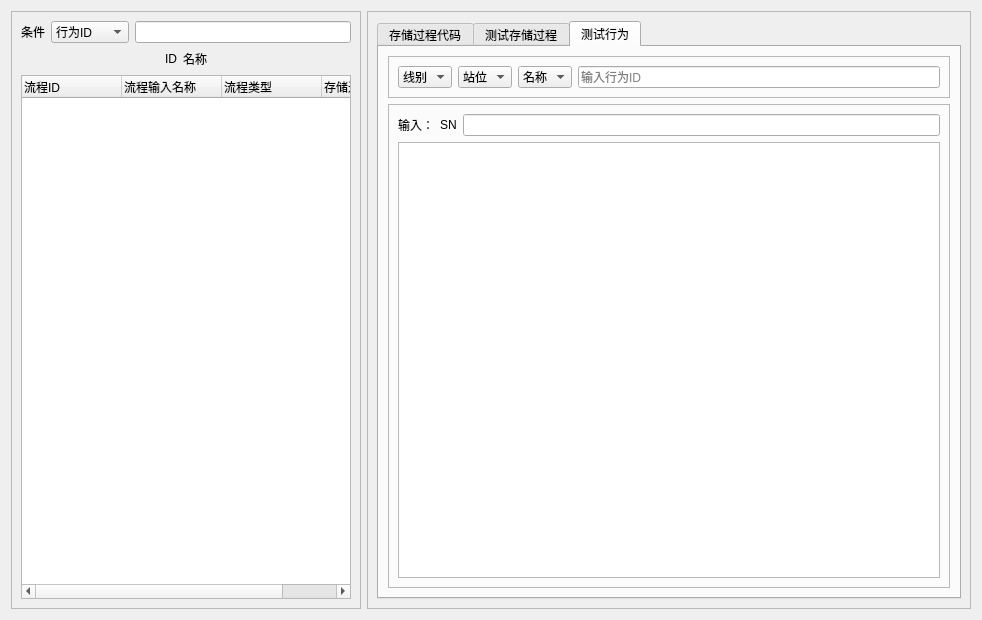
Qt form Sajet/tgsgroup.ui (Varlike0013/OracleQtMES) before a commit.
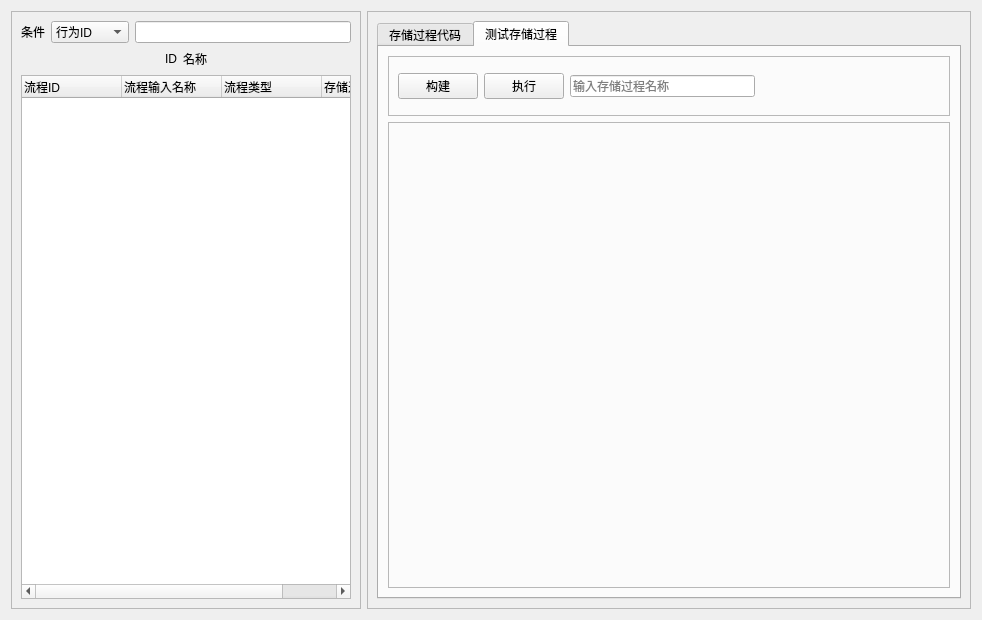
The same form after that commit.

The edit to the form file:
```diff
--- a/Sajet/tgsgroup.ui
+++ b/Sajet/tgsgroup.ui
@@ -152,7 +152,7 @@
       <item>
        <widget class="QTabWidget" name="tabWidget">
         <property name="currentIndex">
-         <number>2</number>
+         <number>1</number>
         </property>
         <widget class="QWidget" name="tab">
          <property name="accessibleName">
@@ -241,101 +241,6 @@
           </item>
          </layout>
         </widget>
-        <widget class="QWidget" name="tab_2">
-         <attribute name="title">
-          <string>测试行为</string>
-         </attribute>
-         <layout class="QVBoxLayout" name="verticalLayout_7">
-          <item>
-           <widget class="QFrame" name="frame_3">
-            <property name="maximumSize">
-             <size>
-              <width>16777215</width>
-              <height>80</height>
-             </size>
-            </property>
-            <property name="frameShape">
-             <enum>QFrame::Shape::StyledPanel</enum>
-            </property>
-            <property name="frameShadow">
-             <enum>QFrame::Shadow::Raised</enum>
-            </property>
-            <layout class="QHBoxLayout" name="horizontalLayout_5">
-             <item>
-              <widget class="QComboBox" name="comboBoxLine">
-               <item>
-                <property name="text">
-                 <string>线别</string>
-                </property>
-               </item>
-              </widget>
-             </item>
-             <item>
-              <widget class="QComboBox" name="comboBoxProcess">
-               <item>
-                <property name="text">
-                 <string>站位</string>
-                </property>
-               </item>
-              </widget>
-             </item>
-             <item>
-              <widget class="QComboBox" name="comboBoxName">
-               <item>
-                <property name="text">
-                 <string>名称</string>
-                </property>
-               </item>
-              </widget>
-             </item>
-             <item>
-              <widget class="QLineEdit" name="lineEditGroupID">
-               <property name="placeholderText">
-                <string>输入行为ID</string>
-               </property>
-              </widget>
-             </item>
-            </layout>
-           </widget>
-          </item>
-          <item>
-           <widget class="QFrame" name="frame_5">
-            <property name="frameShape">
-             <enum>QFrame::Shape::StyledPanel</enum>
-            </property>
-            <property name="frameShadow">
-             <enum>QFrame::Shadow::Raised</enum>
-            </property>
-            <layout class="QVBoxLayout" name="verticalLayout_8">
-             <item>
-              <layout class="QHBoxLayout" name="horizontalLayout_6">
-               <item>
-                <widget class="QLabel" name="label_2">
-                 <property name="text">
-                  <string>输入：</string>
-                 </property>
-                </widget>
-               </item>
-               <item>
-                <widget class="QLabel" name="labelType">
-                 <property name="text">
-                  <string>SN</string>
-                 </property>
-                </widget>
-               </item>
-               <item>
-                <widget class="QLineEdit" name="lineEditTrev"/>
-               </item>
-              </layout>
-             </item>
-             <item>
-              <widget class="QPlainTextEdit" name="plainTextEditGroup"/>
-             </item>
-            </layout>
-           </widget>
-          </item>
-         </layout>
-        </widget>
        </widget>
       </item>
      </layout>
```
Left out of the diff: 25 changed lines with no effect on the pictures.
